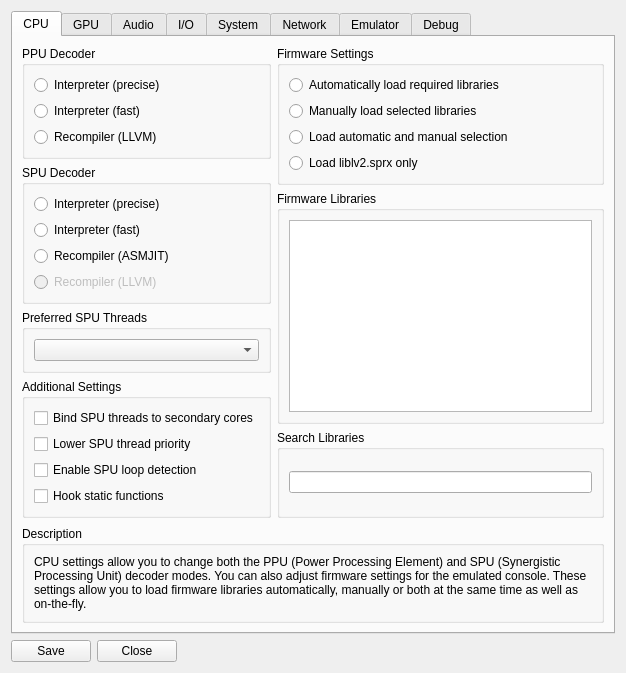
Qt form rpcs3/rpcs3qt/settings_dialog.ui (RPCS3/rpcs3) before a commit.
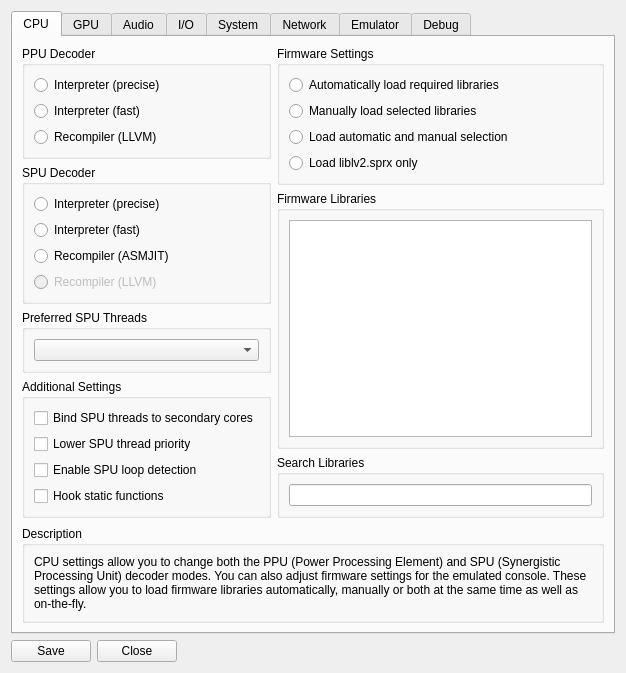
The same form after that commit. Icons and pictures are not drawn.

Commit message: settings_dialog.ui: just LINUX things

What changed in the file:
```diff
--- a/rpcs3/rpcs3qt/settings_dialog.ui
+++ b/rpcs3/rpcs3qt/settings_dialog.ui
@@ -169,7 +169,7 @@
           </layout>
          </item>
          <item>
-          <layout class="QVBoxLayout" name="verticalLayout_9">
+          <layout class="QVBoxLayout" name="verticalLayout_9" stretch="0,1,0">
            <item>
             <widget class="QGroupBox" name="lib_settings">
              <property name="sizePolicy">
```
Left out of the diff: 2 changed lines with no effect on the pictures.
